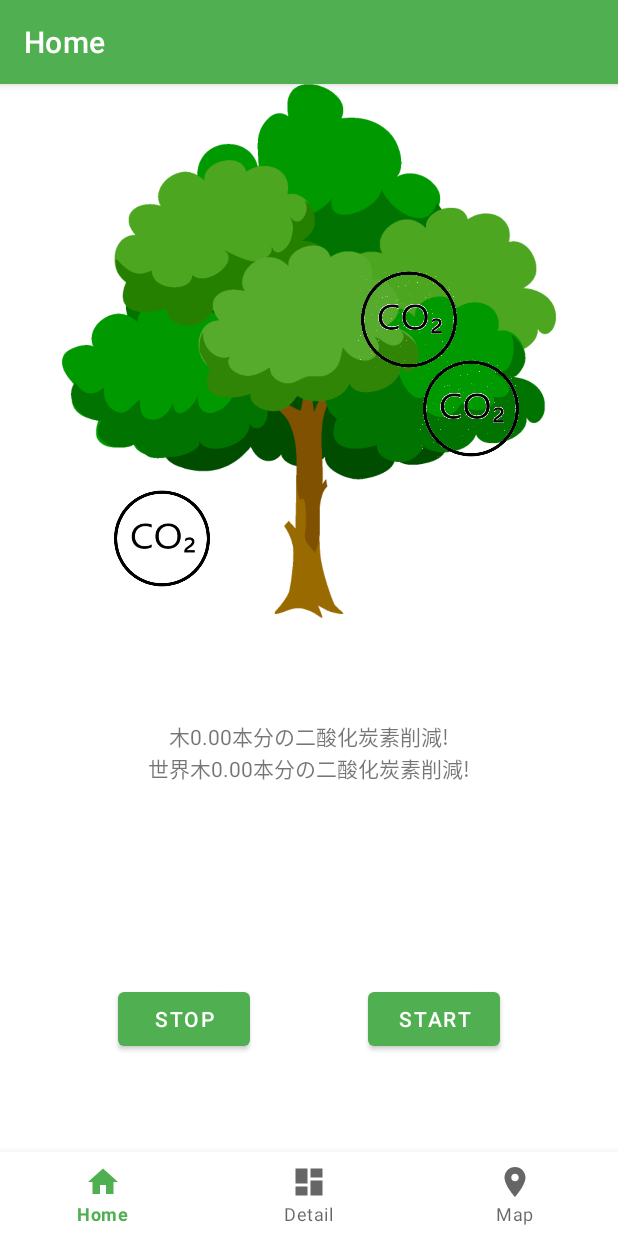
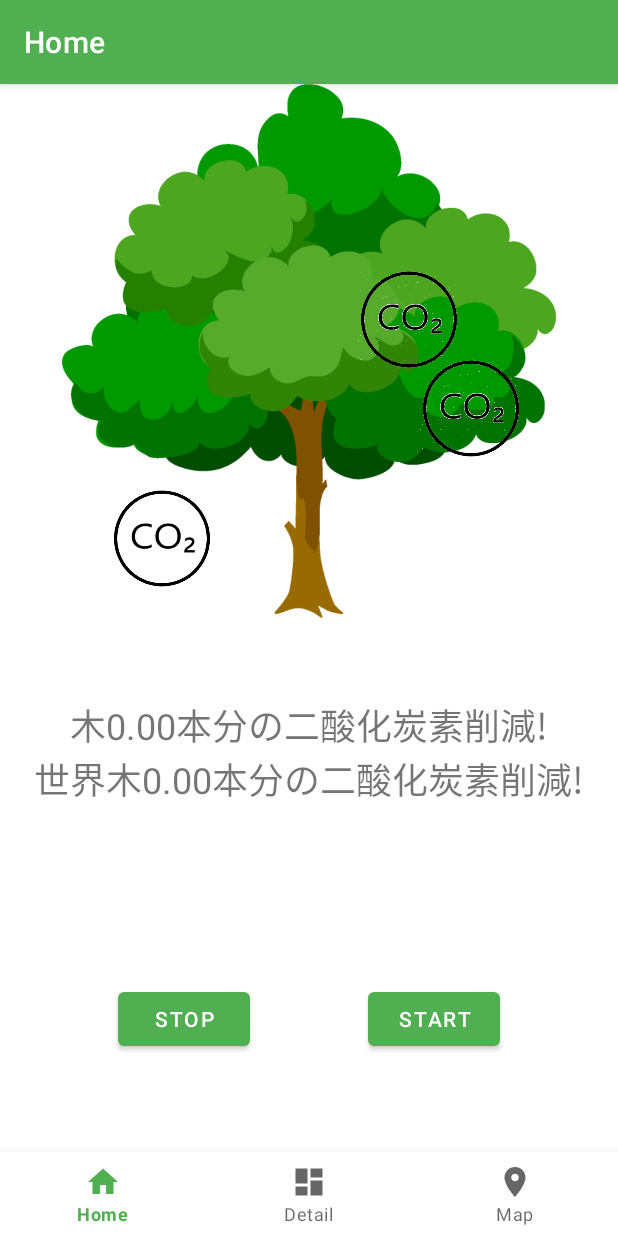
Before and after one commit to pycabbage/stair-tree, an Android app: the screen it shows after launch (MainActivity), on a phone screen of 412 x 824 dp. Run offline under Robolectric (Android 15) with nearby library versions, the phone set to English and light mode, and no system bars; our stand-ins replace Firebase (no records; nobody signed in at launch, a user with empty details on screens opened directly), Room's generated code, navigation-ui.

Commit message:
文字デカくした

```diff
--- a/app/src/main/res/layout/fragment_home.xml
+++ b/app/src/main/res/layout/fragment_home.xml
@@ -53,7 +53,8 @@
             app:layout_constraintEnd_toEndOf="parent"
             app:layout_constraintTop_toBottomOf="@+id/treeimage"
             app:layout_constraintBottom_toTopOf="@+id/worldusing"
-            app:layout_constraintVertical_chainStyle="packed" />
+            app:layout_constraintVertical_chainStyle="packed"
+            android:textSize="24sp" />
 
     <TextView
             android:text="世界木0.00本文のCO2排出"
@@ -63,7 +64,8 @@
             app:layout_constraintTop_toBottomOf="@+id/usage"
             app:layout_constraintEnd_toEndOf="parent"
             app:layout_constraintStart_toStartOf="parent"
-            app:layout_constraintBottom_toTopOf="@+id/guideline2" />
+            app:layout_constraintBottom_toTopOf="@+id/guideline2"
+            android:textSize="24sp" />
 
     <com.example.stairtree.ui.home.CO2
             android:layout_width="0dp"
```
